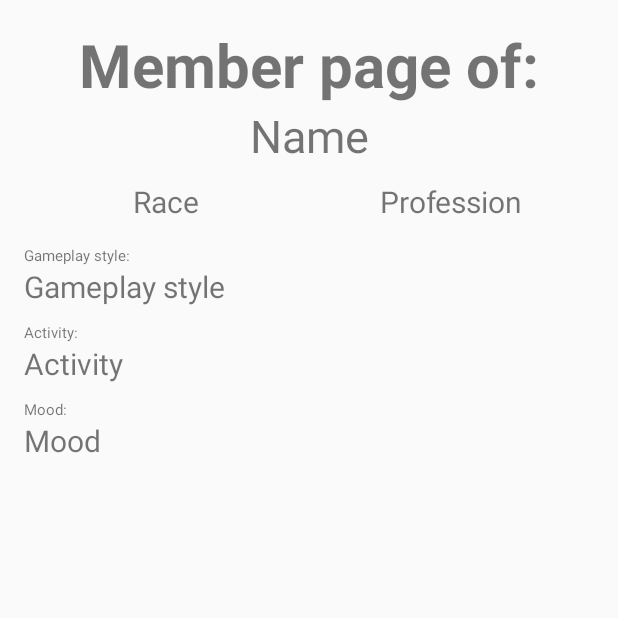
After one commit to FreeCaribou/YaweApp, an Android app: the MemberDetailActivity screen opened directly, with no data from a screen before it, on a phone screen of 412 x 824 dp, the top half of it. The commit adds this screen. Run offline under Robolectric (Android 15) with nearby library versions, the phone set to English and light mode, and no system bars.

Commit message:
add simple member detail page

```diff
--- /dev/null
+++ b/app/src/main/java/com/caribou/yaweapp/MemberDetailActivity.java
@@ -0,0 +1,79 @@
+package com.caribou.yaweapp;
+
+import android.content.Intent;
+import android.content.SharedPreferences;
+import android.preference.PreferenceManager;
+import android.support.v7.app.AppCompatActivity;
+import android.os.Bundle;
+import android.view.View;
+import android.widget.Button;
+import android.widget.TextView;
+
+import com.caribou.yaweapp.fragment.MemberFragment;
+import com.caribou.yaweapp.task.GetAsyncTask;
+
+public class MemberDetailActivity extends AppCompatActivity implements GetAsyncTask.GetAsyncTaskCallback{
+
+    boolean isAuthor;
+    TextView tvName;
+    TextView tvRace;
+    TextView tvProfession;
+    TextView tvMood;
+    TextView tvActivity;
+    TextView tvGamePlay;
+    Button btEdit;
+
+    @Override
+    protected void onCreate(Bundle savedInstanceState) {
+        super.onCreate(savedInstanceState);
+        setContentView(R.layout.activity_member_detail);
+
+        isAuthor = false;
+        tvActivity = (TextView) findViewById(R.id.tv_memberDetail_activity);
+        tvGamePlay = (TextView) findViewById(R.id.tv_memberDetail_gameplay);
+        tvRace = (TextView) findViewById(R.id.tv_memberDetail_race);
+        tvProfession = (TextView) findViewById(R.id.tv_memberDetail_profession);
+        tvMood = (TextView) findViewById(R.id.tv_memberDetail_mood);
+        tvName = (TextView) findViewById(R.id.tv_memberDetail_name);
+
+        final Bundle extra = this.getIntent().getExtras();
+        if(extra != null){
+            long id = extra.getLong("id");
+            SharedPreferences prefs = PreferenceManager.getDefaultSharedPreferences(MemberDetailActivity.this);
+            long idUser = prefs.getLong("id_user", 0);
+            if(id == idUser){
+                isAuthor = true;
+            }
+            tvActivity.setText(extra.getString("activity"));
+            tvName.setText(extra.getString("name"));
+            tvRace.setText(extra.getString("race"));
+            tvProfession.setText(extra.getString("profession"));
+            tvMood.setText(extra.getString("mood"));
+            tvGamePlay.setText(extra.getString("gameplay_style"));
+        }
+
+        if(isAuthor){
+            btEdit = (Button) findViewById(R.id.bt_memberDetail_edit);
+            btEdit.setVisibility(View.VISIBLE);
+            btEdit.setOnClickListener(new View.OnClickListener() {
+                @Override
+                public void onClick(View v) {
+                    Intent goEdit = new Intent(MemberDetailActivity.this, MyAccountActivity.class);
+                    startActivity(goEdit);
+                    finish();
+                }
+            });
+        }
+
+    }
+
+    @Override
+    public void onPreGet() {
+
+    }
+
+    @Override
+    public void onPostGet(String s) {
+
+    }
+}
--- /dev/null
+++ b/app/src/main/res/layout/activity_member_detail.xml
@@ -0,0 +1,124 @@
+<?xml version="1.0" encoding="utf-8"?>
+<ScrollView xmlns:android="http://schemas.android.com/apk/res/android"
+    xmlns:tools="http://schemas.android.com/tools"
+    android:id="@+id/activity_member_detail"
+    android:layout_width="match_parent"
+    android:layout_height="match_parent"
+    android:paddingBottom="@dimen/activity_vertical_margin"
+    android:paddingLeft="@dimen/activity_horizontal_margin"
+    android:paddingRight="@dimen/activity_horizontal_margin"
+    android:paddingTop="@dimen/activity_vertical_margin"
+    tools:context="com.caribou.yaweapp.MemberDetailActivity">
+
+    <LinearLayout
+        android:layout_width="match_parent"
+        android:layout_height="match_parent"
+        android:gravity="center"
+        android:orientation="vertical">
+
+        <TextView
+            android:layout_width="match_parent"
+            android:layout_height="wrap_content"
+            android:id="@+id/tv_memberDetail_title"
+            android:text="Member page of:"
+            style="@style/H1"
+            />
+        <TextView
+            android:layout_width="match_parent"
+            android:layout_height="wrap_content"
+            android:id="@+id/tv_memberDetail_name"
+            style="@style/H2"
+            android:text="Name"
+            android:layout_marginBottom="10dp"
+            />
+
+        <LinearLayout
+            android:layout_width="match_parent"
+            android:layout_height="wrap_content"
+            android:orientation="horizontal"
+            android:layout_marginBottom="15dp">
+
+            <TextView
+                android:layout_width="match_parent"
+                android:layout_height="wrap_content"
+                android:id="@+id/tv_memberDetail_race"
+                android:text="Race"
+                android:gravity="center"
+                android:layout_weight="1"
+                style="@style/H4"
+                />
+
+            <TextView
+                android:layout_width="match_parent"
+                android:layout_height="wrap_content"
+                android:id="@+id/tv_memberDetail_profession"
+                android:layout_weight="1"
+                android:gravity="center"
+                style="@style/H4"
+                android:text="Profession"/>
+
+        </LinearLayout>
+
+        <TextView
+            android:layout_width="match_parent"
+            android:layout_height="wrap_content"
+            style="@style/H6"
+            android:text="Gameplay style:"
+            />
+
+        <TextView
+            android:layout_width="match_parent"
+            android:layout_height="wrap_content"
+            android:id="@+id/tv_memberDetail_gameplay"
+            android:text="Gameplay style"
+            style="@style/H4"
+            android:gravity="left"
+            android:layout_marginBottom="10dp"
+            />
+
+        <TextView
+            android:layout_width="match_parent"
+            android:layout_height="wrap_content"
+            style="@style/H6"
+            android:text="Activity:"
+            />
+
+        <TextView
+            android:layout_width="match_parent"
+            android:layout_height="wrap_content"
+            android:id="@+id/tv_memberDetail_activity"
+            android:text="Activity"
+            style="@style/H4"
+            android:gravity="left"
+            android:layout_marginBottom="10dp"
+            />
+
+        <TextView
+            android:layout_width="match_parent"
+            android:layout_height="wrap_content"
+            android:text="Mood:"
+            style="@style/H6"
+            />
+
+        <TextView
+            android:layout_width="match_parent"
+            android:layout_height="wrap_content"
+            android:id="@+id/tv_memberDetail_mood"
+            android:text="Mood"
+            style="@style/H4"
+            android:gravity="left"
+            android:layout_marginBottom="10dp"
+            />
+
+        <Button
+            android:layout_width="wrap_content"
+            android:layout_height="wrap_content"
+            android:text="Edit my profil"
+            android:id="@+id/bt_memberDetail_edit"
+            android:visibility="gone"
+            />
+
+
+    </LinearLayout>
+
+</ScrollView>
--- a/app/src/main/res/layout/activity_picture_detail.xml
+++ b/app/src/main/res/layout/activity_picture_detail.xml
@@ -101,8 +101,6 @@
             android:layout_height="wrap_content"
             android:id="@+id/lv_commentPicture"
             android:layout_gravity="top"
-            android:layout_marginBottom="10dp"
-            android:paddingBottom="10dp"
             >
         </ListView>
 
--- a/app/src/main/res/layout/comment_list_item.xml
+++ b/app/src/main/res/layout/comment_list_item.xml
@@ -1,7 +1,8 @@
 <?xml version="1.0" encoding="utf-8"?>
 <LinearLayout xmlns:android="http://schemas.android.com/apk/res/android"
     android:orientation="horizontal" android:layout_width="match_parent"
-    android:layout_height="match_parent">
+    android:layout_height="match_parent"
+    android:paddingBottom="10dp">
 
     <LinearLayout
         android:layout_width="wrap_content"
--- a/app/src/main/res/values/styles.xml
+++ b/app/src/main/res/values/styles.xml
@@ -49,5 +49,9 @@
         <item name="android:gravity">center</item>
     </style>
 
+    <style name="H6">
+        <item name="android:textSize">10dp</item>
+    </style>
+
 
 </resources>
```
Also changed, not shown: app/src/main/AndroidManifest.xml (+4 -3 lines), app/src/main/java/com/caribou/yaweapp/PictureDetailActivity.java (+0 -26 lines), app/src/main/java/com/caribou/yaweapp/adapter/MemberArrayAdapter.java (+18 -3 lines), app/src/main/res/layout/member_list_item.xml (+6 -2 lines).
